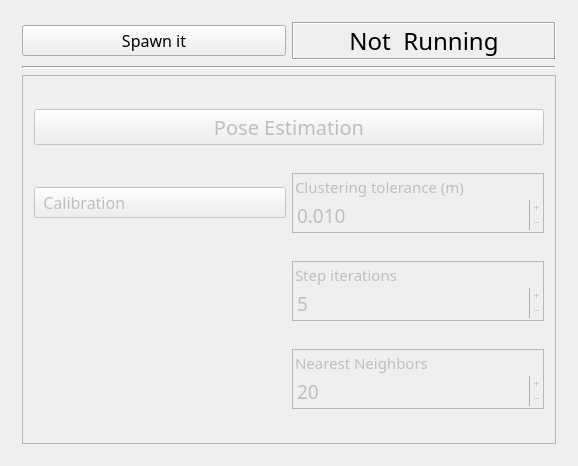
Qt form src/recognition/gui/estimator_gui.ui (Tabjones/pacman_vision) before a commit.
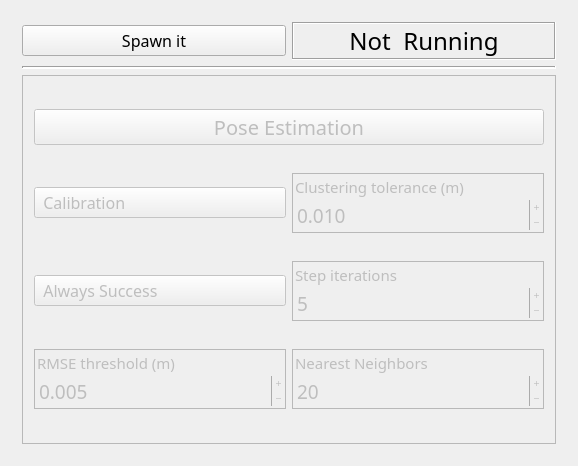
The same form after that commit. Icons and pictures are not drawn.

Commit message: Estimator refinement

```diff
--- a/src/recognition/gui/estimator_gui.ui
+++ b/src/recognition/gui/estimator_gui.ui
@@ -271,6 +271,45 @@
             </layout>
            </widget>
           </item>
+          <item row="2" column="0">
+           <widget class="QPushButton" name="SuccessButt">
+            <property name="font">
+             <font>
+              <family>Oxygen-Sans</family>
+              <pointsize>12</pointsize>
+             </font>
+            </property>
+            <property name="focusPolicy">
+             <enum>Qt::NoFocus</enum>
+            </property>
+            <property name="acceptDrops">
+             <bool>false</bool>
+            </property>
+            <property name="toolTip">
+             <string>When performing Progressive Bisection, consider the surviving candidate as a successful pose estimation even if it did not reach the desired RMSE threshold.</string>
+            </property>
+            <property name="styleSheet">
+             <string notr="true">Text-align:left</string>
+            </property>
+            <property name="text">
+             <string>  Always Success</string>
+            </property>
+            <property name="icon">
+             <iconset resource="../../../resources/resources.qrc">
+              <normaloff>:/icons/off.png</normaloff>
+              <normalon>:/icons/on.png</normalon>:/icons/off.png</iconset>
+            </property>
+            <property name="iconSize">
+             <size>
+              <width>32</width>
+              <height>32</height>
+             </size>
+            </property>
+            <property name="checkable">
+             <bool>true</bool>
+            </property>
+           </widget>
+          </item>
           <item row="2" column="1">
            <widget class="QFrame" name="IterF">
             <property name="enabled">
@@ -372,6 +411,113 @@
             </layout>
            </widget>
           </item>
+          <item row="3" column="0">
+           <widget class="QFrame" name="rmseF">
+            <property name="enabled">
+             <bool>false</bool>
+            </property>
+            <property name="sizePolicy">
+             <sizepolicy hsizetype="Preferred" vsizetype="Fixed">
+              <horstretch>0</horstretch>
+              <verstretch>0</verstretch>
+             </sizepolicy>
+            </property>
+            <property name="minimumSize">
+             <size>
+              <width>222</width>
+              <height>0</height>
+             </size>
+            </property>
+            <property name="font">
+             <font>
+              <pointsize>11</pointsize>
+             </font>
+            </property>
+            <property name="toolTip">
+             <string>Root Mean Square Error threshold during candidate alignment.</string>
+            </property>
+            <property name="frameShape">
+             <enum>QFrame::StyledPanel</enum>
+            </property>
+            <property name="frameShadow">
+             <enum>QFrame::Raised</enum>
+            </property>
+            <layout class="QVBoxLayout" name="verticalLayout_10">
+             <property name="spacing">
+              <number>2</number>
+             </property>
+             <property name="leftMargin">
+              <number>2</number>
+             </property>
+             <property name="topMargin">
+              <number>2</number>
+             </property>
+             <property name="rightMargin">
+              <number>2</number>
+             </property>
+             <property name="bottomMargin">
+              <number>2</number>
+             </property>
+             <item>
+              <widget class="QLabel" name="rmseL">
+               <property name="font">
+                <font>
+                 <pointsize>11</pointsize>
+                </font>
+               </property>
+               <property name="frameShape">
+                <enum>QFrame::NoFrame</enum>
+               </property>
+               <property name="frameShadow">
+                <enum>QFrame::Plain</enum>
+               </property>
+               <property name="text">
+                <string>RMSE threshold (m)</string>
+               </property>
+               <property name="textFormat">
+                <enum>Qt::PlainText</enum>
+               </property>
+               <property name="alignment">
+                <set>Qt::AlignLeading|Qt::AlignLeft|Qt::AlignTop</set>
+               </property>
+              </widget>
+             </item>
+             <item>
+              <widget class="QDoubleSpinBox" name="rmse">
+               <property name="font">
+                <font>
+                 <pointsize>14</pointsize>
+                </font>
+               </property>
+               <property name="wrapping">
+                <bool>false</bool>
+               </property>
+               <property name="frame">
+                <bool>false</bool>
+               </property>
+               <property name="buttonSymbols">
+                <enum>QAbstractSpinBox::PlusMinus</enum>
+               </property>
+               <property name="decimals">
+                <number>3</number>
+               </property>
+               <property name="minimum">
+                <double>0.001000000000000</double>
+               </property>
+               <property name="maximum">
+                <double>0.500000000000000</double>
+               </property>
+               <property name="singleStep">
+                <double>0.001000000000000</double>
+               </property>
+               <property name="value">
+                <double>0.005000000000000</double>
+               </property>
+              </widget>
+             </item>
+            </layout>
+           </widget>
+          </item>
           <item row="3" column="1">
            <widget class="QFrame" name="NeighF">
             <property name="enabled">
```
Left out of the diff: 74 changed lines with no effect on the pictures. The commit also changes 12 other files.
